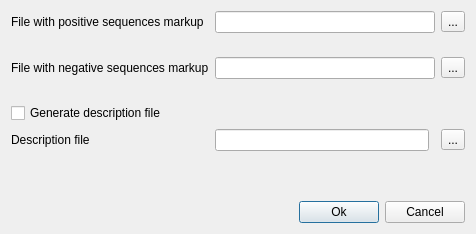
Before: the Qt Designer form src/plugins/expert_discovery/src/ui/ExpertDiscoveryPosNegMrkDialog.ui in violethaze74/ugene, drawn with Qt 5.
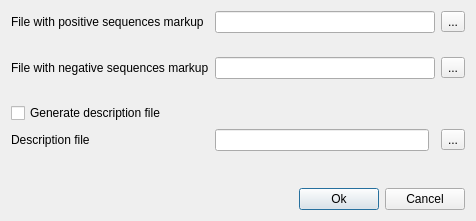
After: the same form once the commit is applied. Icons and pictures are not drawn.

Patch:
```diff
--- a/src/plugins/expert_discovery/src/ui/ExpertDiscoveryPosNegMrkDialog.ui
+++ b/src/plugins/expert_discovery/src/ui/ExpertDiscoveryPosNegMrkDialog.ui
@@ -10,7 +10,7 @@
     <x>0</x>
     <y>0</y>
     <width>476</width>
-    <height>234</height>
+    <height>221</height>
    </rect>
   </property>
   <property name="sizePolicy">
```
